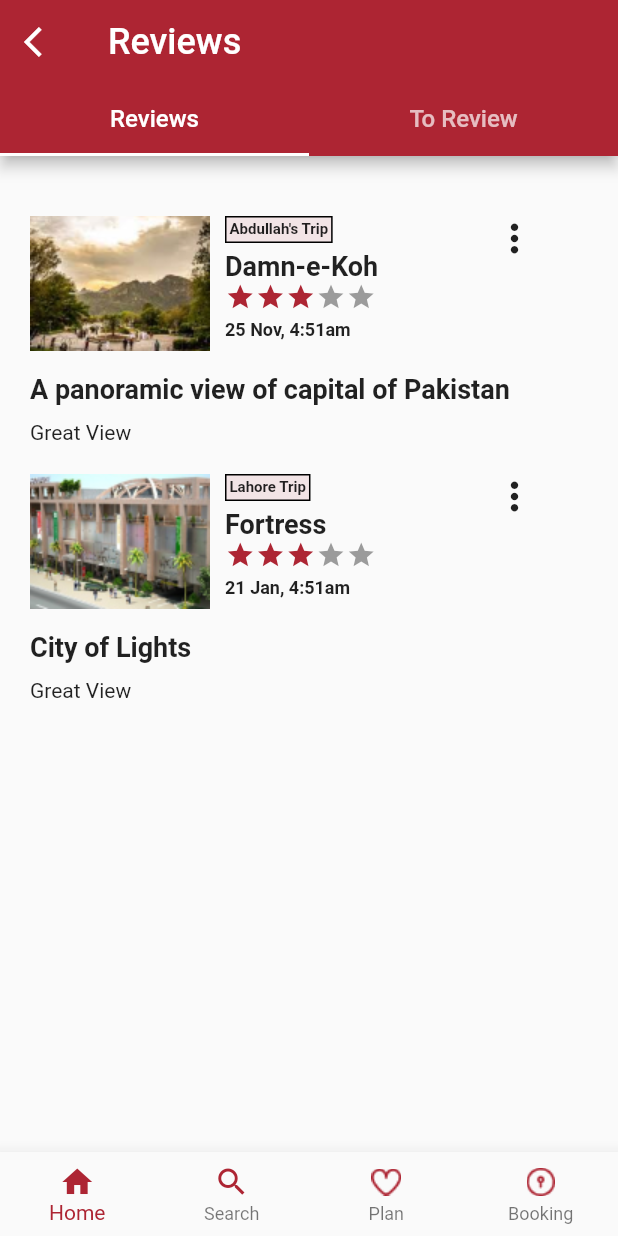
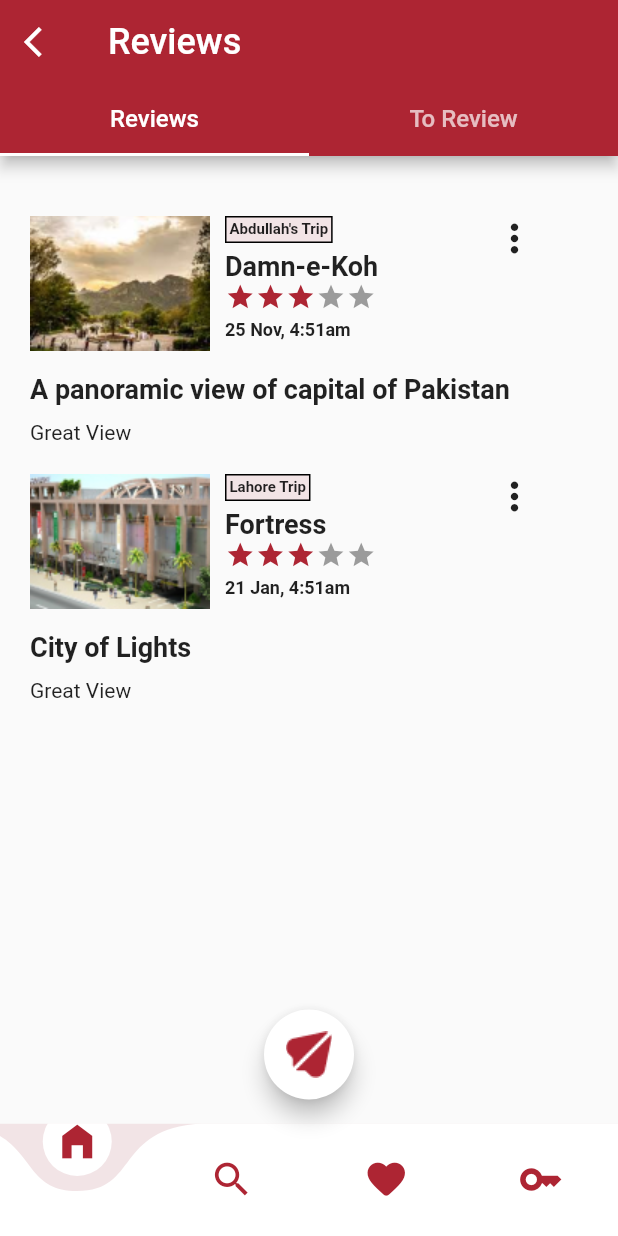
Before and after one commit to dhaneshkumarTech/MAD-Semester-Project, a Flutter app: the screen it shows after launch, on a phone screen of 412 x 824 dp. Run offline on Flutter 3.47's test engine with Material 2 defaults, Android fonts, the phone set to English and light mode, and no system bars; drawn by our look-alikes of curved_navigation_bar, flutter_rating_bar; our stand-ins replace animated_splash_screen, flutter_otp_text_field, flutter_signin_button, page_transition.

Commit message:
changed active floating button and made curved navigation bar

```diff
--- a/itour_planner/lib/AddReview/add_review_screen.dart
+++ b/itour_planner/lib/AddReview/add_review_screen.dart
@@ -1,6 +1,7 @@
 import 'package:flutter/material.dart';
 import 'package:flutter_rating_bar/flutter_rating_bar.dart';
-import 'package:itour_planner/ToReviewScreen/reviews_to_review_screen.dart';
+import 'package:itour_planner/BottomNavigationBar/bottom_navigation_bar.dart';
+import 'package:itour_planner/FloatingActionButton/floating_action_button.dart';
 import './image_picker_button.dart';
 
 class AddReviewScreen extends StatefulWidget {
@@ -187,42 +188,9 @@ class _AddReviewScreenState extends State<AddReviewScreen> {
           ],
         ),
       ),
-      bottomNavigationBar: BottomNavigationBar(
-        type: BottomNavigationBarType.fixed,
-        elevation: 10,
-        items: <BottomNavigationBarItem>[
-          BottomNavigationBarItem(
-            icon: Icon(
-              Icons.home,
-              color: themeColor,
-            ),
-            label: 'Home',
-          ),
-          BottomNavigationBarItem(
-            icon: Icon(
-              Icons.search,
-              color: themeColor,
-            ),
-            label: 'Search',
-          ),
-          BottomNavigationBarItem(
-            icon: ImageIcon(
-              const AssetImage("assets/BottomAppBarIcons/plan.png"),
-              color: themeColor,
-            ),
-            label: 'Plan',
-          ),
-          BottomNavigationBarItem(
-            icon: ImageIcon(
-              const AssetImage("assets/BottomAppBarIcons/booking.png"),
-              color: themeColor,
-            ),
-            label: 'Booking',
-          ),
-        ],
-        selectedItemColor: themeColor,
-        onTap: null,
-      ),
+      floatingActionButton: const FloatingActionButtonContainer(),
+      floatingActionButtonLocation: FloatingActionButtonLocation.centerFloat,
+      bottomNavigationBar: const BottomNavigationBarContainer(),
     );
   }
 }
--- /dev/null
+++ b/itour_planner/lib/BottomNavigationBar/bottom_navigation_bar.dart
@@ -0,0 +1,64 @@
+import 'package:flutter/material.dart';
+import 'package:curved_navigation_bar/curved_navigation_bar.dart';
+import 'package:itour_planner/LoginScreen/login_screen.dart';
+
+class BottomNavigationBarContainer extends StatefulWidget {
+  const BottomNavigationBarContainer({Key? key}) : super(key: key);
+
+  @override
+  State<BottomNavigationBarContainer> createState() =>
+      _BottomNavigationBarContainerState();
+}
+
+class _BottomNavigationBarContainerState
+    extends State<BottomNavigationBarContainer> {
+  Color themeColor = const Color.fromRGBO(173, 37, 51, 1);
+
+  final _navigationKey = GlobalKey<CurvedNavigationBarState>();
+
+  @override
+  Widget build(BuildContext context) {
+    return Theme(
+      data: Theme.of(context).copyWith(
+        iconTheme: IconThemeData(color: themeColor),
+      ),
+      child: ClipRRect(
+        child: CurvedNavigationBar(
+          key: _navigationKey,
+          index: 0,
+          backgroundColor: themeColor.withOpacity(0.1),
+          animationCurve: Curves.easeInOut,
+          animationDuration: const Duration(milliseconds: 300),
+          items: const <Widget>[
+            Icon(
+              Icons.home_filled,
+              size: 30,
+            ),
+            Icon(
+              Icons.search_outlined,
+              size: 30,
+            ),
+            Icon(
+              Icons.favorite_rounded,
+              size: 30,
+            ),
+            Icon(
+              Icons.key,
+              size: 30,
+            ),
+          ],
+          onTap: (index) {
+            if (index == 0) {
+              // Navigator.push(
+              //   context,
+              //   MaterialPageRoute(
+              //     builder: (context) => const LoginScreen(),
+              //   ),
+              // );
+            }
+          },
+        ),
+      ),
+    );
+  }
+}
--- /dev/null
+++ b/itour_planner/lib/FloatingActionButton/floating_action_button.dart
@@ -0,0 +1,24 @@
+import 'package:flutter/material.dart';
+
+class FloatingActionButtonContainer extends StatelessWidget {
+  const FloatingActionButtonContainer({Key? key}) : super(key: key);
+
+  final Color themeColor = const Color.fromRGBO(173, 37, 51, 1);
+
+  @override
+  Widget build(BuildContext context) {
+    return SizedBox(
+      height: 60.0,
+      width: 60.0,
+      child: FloatingActionButton(
+        backgroundColor: Colors.white,
+        splashColor: themeColor.withOpacity(0.2),
+        onPressed: () {},
+        child: Image.asset(
+          "assets/BottomAppBarIcons/plane.png",
+        ),
+        elevation: 6.0,
+      ),
+    );
+  }
+}
--- a/itour_planner/lib/NotificationScreen/notification_screen.dart
+++ b/itour_planner/lib/NotificationScreen/notification_screen.dart
@@ -1,4 +1,6 @@
 import 'package:flutter/material.dart';
+import 'package:itour_planner/BottomNavigationBar/bottom_navigation_bar.dart';
+import 'package:itour_planner/FloatingActionButton/floating_action_button.dart';
 import 'package:itour_planner/NotificationScreen/notification_container.dart';
 import 'model/notification.dart';
 
@@ -62,45 +64,14 @@ class _NotificationScreenState extends State<NotificationScreen> {
         ),
         child: ListView.builder(
           itemCount: _notifications.length,
-          itemBuilder: (context, index) => NotificationContainer(_notifications[index].dateTime, _notifications[index].description),
+          itemBuilder: (context, index) => NotificationContainer(
+              _notifications[index].dateTime,
+              _notifications[index].description),
         ),
       ),
-      bottomNavigationBar: BottomNavigationBar(
-        type: BottomNavigationBarType.fixed,
-        elevation: 10,
-        items: <BottomNavigationBarItem>[
-          BottomNavigationBarItem(
-            icon: Icon(
-              Icons.home,
-              color: themeColor,
-            ),
-            label: 'Home',
-          ),
-          BottomNavigationBarItem(
-            icon: Icon(
-              Icons.search,
-              color: themeColor,
-            ),
-            label: 'Search',
-          ),
-          BottomNavigationBarItem(
-            icon: ImageIcon(
-              const AssetImage("assets/BottomAppBarIcons/plan.png"),
-              color: themeColor,
-            ),
-            label: 'Plan',
-          ),
-          BottomNavigationBarItem(
-            icon: ImageIcon(
-              const AssetImage("assets/BottomAppBarIcons/booking.png"),
-              color: themeColor,
-            ),
-            label: 'Booking',
-          ),
-        ],
-        selectedItemColor: themeColor,
-        onTap: null,
-      ),
+      floatingActionButton: const FloatingActionButtonContainer(),
+      floatingActionButtonLocation: FloatingActionButtonLocation.centerFloat,
+      bottomNavigationBar: const BottomNavigationBarContainer(),
     );
   }
 }
--- a/itour_planner/lib/Plans/trip_plan_screen.dart
+++ b/itour_planner/lib/Plans/trip_plan_screen.dart
@@ -1,4 +1,6 @@
 import 'package:flutter/material.dart';
+import 'package:itour_planner/BottomNavigationBar/bottom_navigation_bar.dart';
+import 'package:itour_planner/FloatingActionButton/floating_action_button.dart';
 import 'package:itour_planner/Plans/model/trip_plan.dart';
 import 'package:itour_planner/Plans/plan_container.dart';
 import 'package:itour_planner/ReviewsScreen/review_screen.dart';
@@ -100,42 +102,9 @@ class _TripsPlanState extends State<TripsPlan> {
             ],
           ),
         ),
-        bottomNavigationBar: BottomNavigationBar(
-          type: BottomNavigationBarType.fixed,
-          elevation: 10,
-          items: <BottomNavigationBarItem>[
-            BottomNavigationBarItem(
-              icon: Icon(
-                Icons.home,
-                color: themeColor,
-              ),
-              label: 'Home',
-            ),
-            BottomNavigationBarItem(
-              icon: Icon(
-                Icons.search,
-                color: themeColor,
-              ),
-              label: 'Search',
-            ),
-            BottomNavigationBarItem(
-              icon: ImageIcon(
-                const AssetImage("assets/BottomAppBarIcons/plan.png"),
-                color: themeColor,
-              ),
-              label: 'Plan',
-            ),
-            BottomNavigationBarItem(
-              icon: ImageIcon(
-                const AssetImage("assets/BottomAppBarIcons/booking.png"),
-                color: themeColor,
-              ),
-              label: 'Booking',
-            ),
-          ],
-          selectedItemColor: themeColor,
-          onTap: null,
-        ),
+        floatingActionButton: const FloatingActionButtonContainer(),
+        floatingActionButtonLocation: FloatingActionButtonLocation.centerFloat,
+        bottomNavigationBar: const BottomNavigationBarContainer(),
       ),
     );
   }
--- a/itour_planner/lib/ReviewsScreen/review_screen.dart
+++ b/itour_planner/lib/ReviewsScreen/review_screen.dart
@@ -1,4 +1,6 @@
 import 'package:flutter/material.dart';
+import 'package:itour_planner/BottomNavigationBar/bottom_navigation_bar.dart';
+import 'package:itour_planner/FloatingActionButton/floating_action_button.dart';
 import 'package:itour_planner/ReviewsScreen/ReviewedScreen/model/review.dart';
 import 'package:itour_planner/ReviewsScreen/ToReviewScreen/model/to_review.dart';
 import 'package:itour_planner/ReviewsScreen/ToReviewScreen/toReview_container.dart';
@@ -91,15 +93,16 @@ class _ReviewsReviewedScreenState extends State<ReviewsReviewedScreen> {
           ),
         ),
         body: Container(
-          margin: const EdgeInsets.fromLTRB(20, 40, 20, 0),
-          height: double.infinity,
+          margin: const EdgeInsets.only(top: 40, left: 20, right: 20),
+          child: SizedBox(
+            height: 540,
             child: TabBarView(
               children: <Widget>[
                 Column(
                   crossAxisAlignment: CrossAxisAlignment.start,
                   children: <Widget>[
                     SizedBox(
-                    height: 500,
+                      height: 540,
                       child: ListView.builder(
                         scrollDirection: Axis.vertical,
                         itemCount: _reviewed.length,
@@ -117,7 +120,7 @@ class _ReviewsReviewedScreenState extends State<ReviewsReviewedScreen> {
                   ],
                 ),
                 SizedBox(
-                height: 500,
+                  height: 540,
                   child: ListView.builder(
                     scrollDirection: Axis.vertical,
                     itemCount: _toReviews.length,
@@ -133,42 +136,10 @@ class _ReviewsReviewedScreenState extends State<ReviewsReviewedScreen> {
               ],
             ),
           ),
-        bottomNavigationBar: BottomNavigationBar(
-          type: BottomNavigationBarType.fixed,
-          elevation: 10,
-          items: <BottomNavigationBarItem>[
-            BottomNavigationBarItem(
-              icon: Icon(
-                Icons.home,
-                color: themeColor,
         ),
-              label: 'Home',
-            ),
-            BottomNavigationBarItem(
-              icon: Icon(
-                Icons.search,
-                color: themeColor,
-              ),
-              label: 'Search',
-            ),
-            BottomNavigationBarItem(
-              icon: ImageIcon(
-                const AssetImage("assets/BottomAppBarIcons/plan.png"),
-                color: themeColor,
-              ),
-              label: 'Plan',
-            ),
-            BottomNavigationBarItem(
-              icon: ImageIcon(
-                const AssetImage("assets/BottomAppBarIcons/booking.png"),
-                color: themeColor,
-              ),
-              label: 'Booking',
-            ),
-          ],
-          selectedItemColor: themeColor,
-          onTap: null,
-        ),
+        floatingActionButton: const FloatingActionButtonContainer(),
+        floatingActionButtonLocation: FloatingActionButtonLocation.centerFloat,
+        bottomNavigationBar: const BottomNavigationBarContainer(),
       ),
     );
   }
--- a/itour_planner/pubspec.yaml
+++ b/itour_planner/pubspec.yaml
@@ -39,6 +39,7 @@ dependencies:
   flutter_signin_button: ^2.0.0
   flutter_rating_bar: ^4.0.0
   image_picker: ^0.8.5+2
+  curved_navigation_bar: ^1.0.3
 
 dev_dependencies:
   flutter_test:
@@ -68,6 +69,7 @@ flutter:
     - assets/BottomAppBarIcons/
     - assets/ReviewPics/
     - assets/PlanPics/
+    - assets/BottomAppBarIcons/
   #   - images/a_dot_ham.jpeg
 
   # An image asset can refer to one or more resolution-specific "variants", see
```
Also changed, not shown: itour_planner/assets/BottomAppBarIcons/plan.png (deleted), itour_planner/assets/BottomAppBarIcons/plane.png (added), itour_planner/pubspec.lock. Lines whose indentation alone changed are shown as unchanged.
